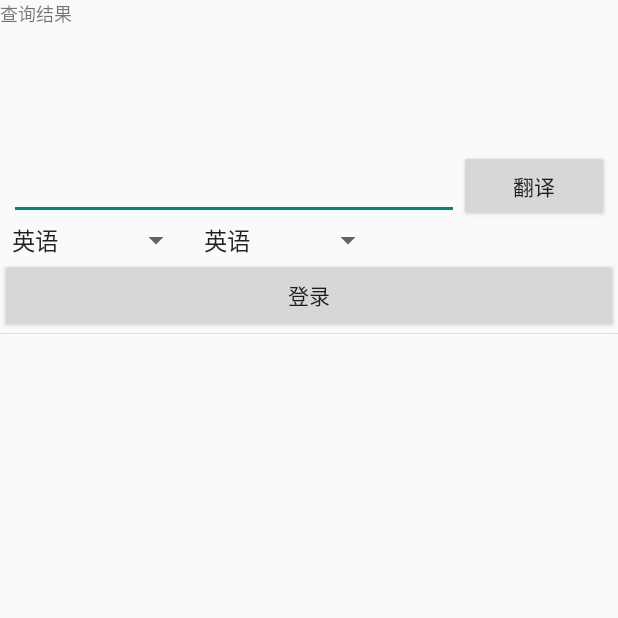
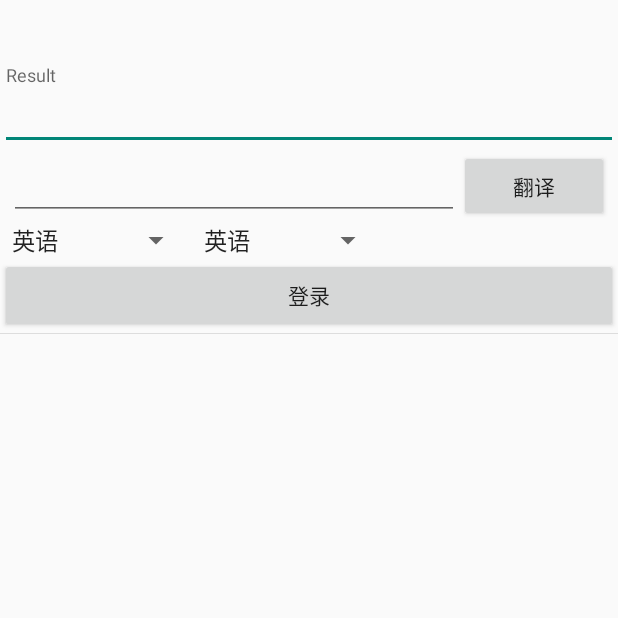
Before and after one commit to Sophomore-Android-Work/Translate, an Android app: the MainActivity screen opened directly, with no data from a screen before it, on a phone screen of 412 x 824 dp, the top half of it. Run offline under Robolectric (Android 15) with nearby library versions, the phone set to English and light mode, and no system bars.

Commit message:
查询框可复制

```diff
--- a/app/src/main/java/com/example/tra/MainActivity.java
+++ b/app/src/main/java/com/example/tra/MainActivity.java
@@ -28,7 +28,7 @@ public class MainActivity extends AppCompatActivity {
 
     private static final String APP_ID = "20220316001127882";
     private static final String SECURITY_KEY = "HXSCfrvdqfLwz0_88U0B";
-    private TextView mean;
+    private EditText mean;
     private EditText in;
     private Button sure;
     private Button btnLogin;//登录按钮
@@ -61,7 +61,7 @@ public class MainActivity extends AppCompatActivity {
     }
 
     public void initView(String str,String lan) {
-        mean=(TextView) findViewById(R.id.mean);
+        mean=(EditText) findViewById(R.id.mean);
         in=(EditText) findViewById(R.id.in);
         sure=(Button) findViewById(R.id.sure);
         records_lv=(ListView)findViewById(R.id.search_record_lv) ;
--- a/app/src/main/res/layout/activity_main.xml
+++ b/app/src/main/res/layout/activity_main.xml
@@ -6,11 +6,12 @@
     android:layout_height="match_parent"
     tools:context=".MainActivity">
 
-    <TextView
+    <EditText
         android:id="@+id/mean"
         android:layout_height="100dp"
+        android:hint="Result"
+android:textColor="@color/black"
 
-        android:text="查询结果"
         android:layout_width="match_parent"
         android:textSize="12dp" />
 
```
Also changed, not shown: Translate_Service/src/main/resources/applicationContext.xml (+7 -7 lines), 1 other file.
